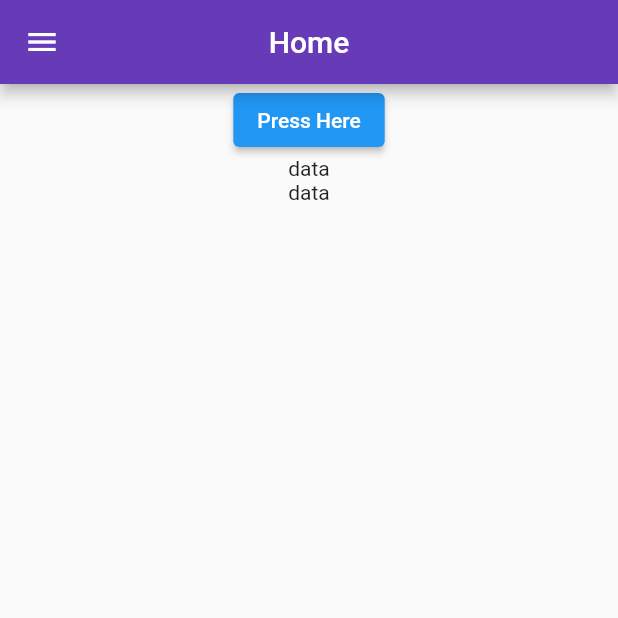
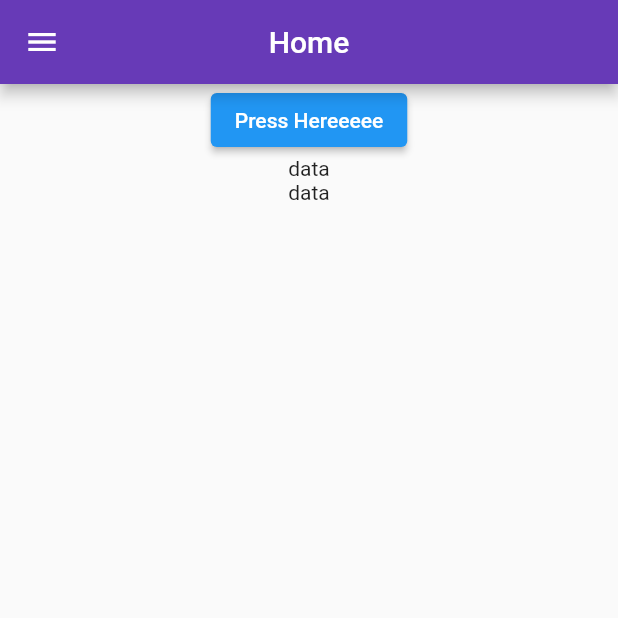
Before and after one commit to vyasaray2001/GitHub_Colab_Try, a Flutter app: the screen it shows after launch, on a phone screen of 412 x 824 dp, the top half of it. Run offline on Flutter 3.47's test engine with Material 2 defaults, Android fonts, the phone set to English and light mode, and no system bars.

Commit message:
changed the text in textwidget

```diff
--- a/lib/utils/button.dart
+++ b/lib/utils/button.dart
@@ -9,7 +9,7 @@ class MyButton extends StatelessWidget {
   Widget build(BuildContext context) {
     return ElevatedButton(
       onPressed: () {},
-      child: Text("Press Here"),
+      child: Text("Press Hereeeee"),
       style: ElevatedButton.styleFrom(backgroundColor: Colors.blue),
     );
   }
```
